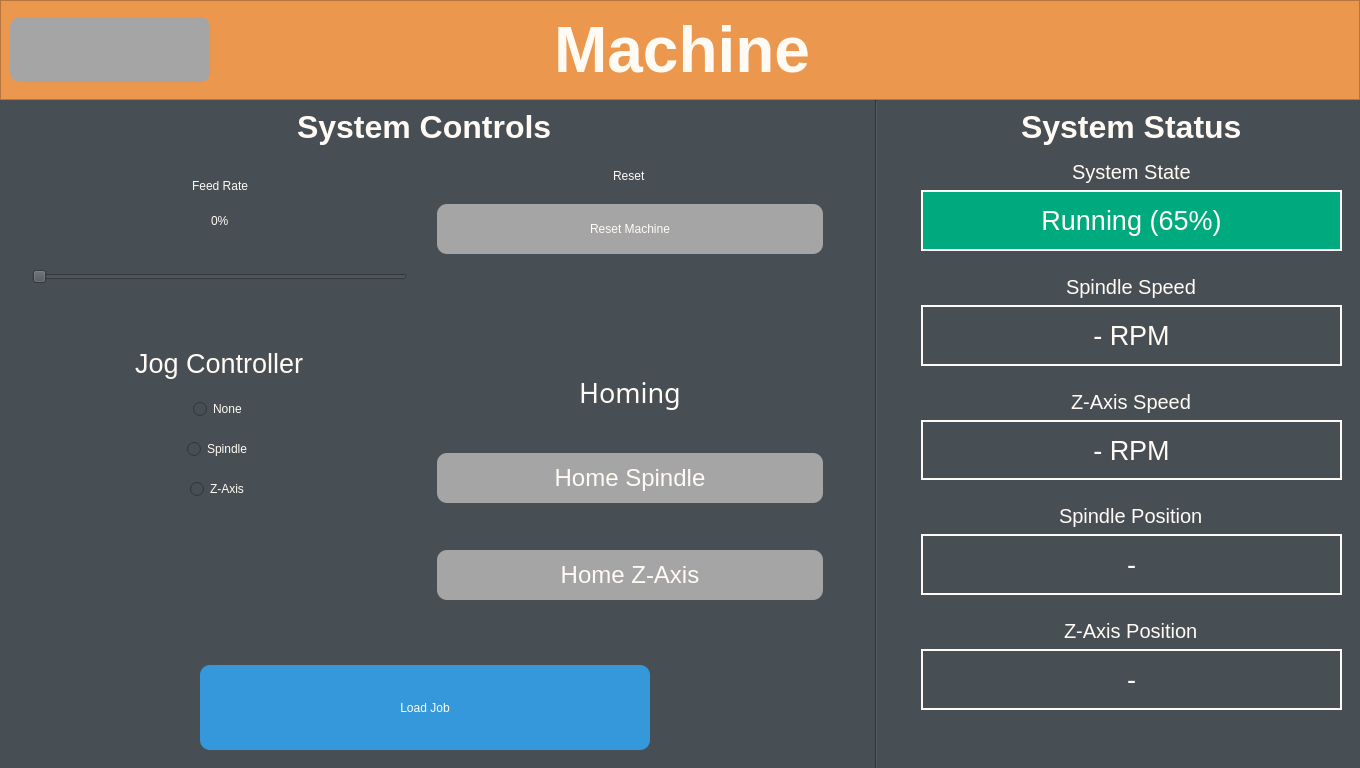
Above: designer/MachineScreen.ui from feinberger/SpringSerpent before the change. Below: the same form after it.
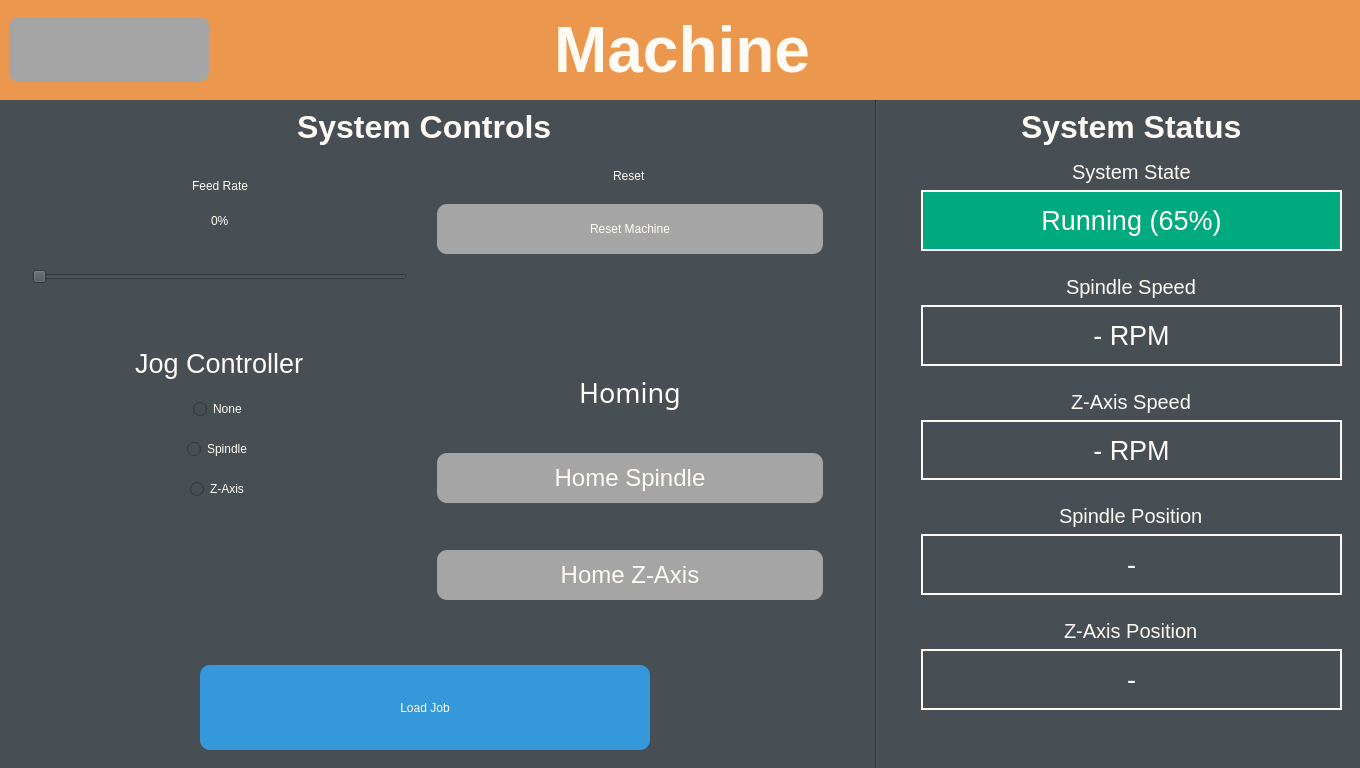
That is the form after the change. Icons and pictures are not drawn.

The edit to the form file:
```diff
--- a/designer/MachineScreen.ui
+++ b/designer/MachineScreen.ui
@@ -49,10 +49,10 @@
 }</string>
      </property>
      <property name="frameShape">
-      <enum>QFrame::StyledPanel</enum>
+      <enum>QFrame::NoFrame</enum>
      </property>
      <property name="frameShadow">
-      <enum>QFrame::Raised</enum>
+      <enum>QFrame::Plain</enum>
      </property>
      <property name="currentIndex">
       <number>0</number>
```
